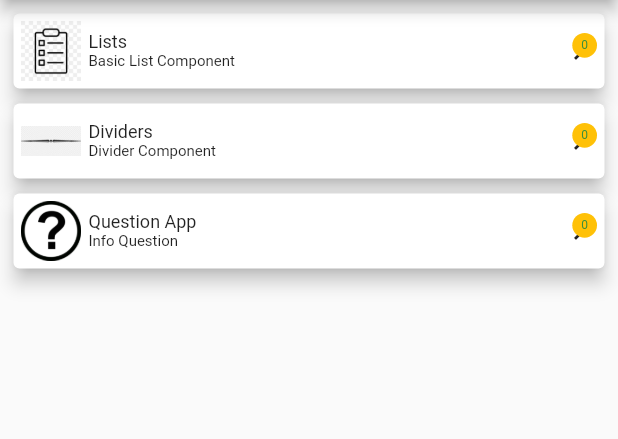
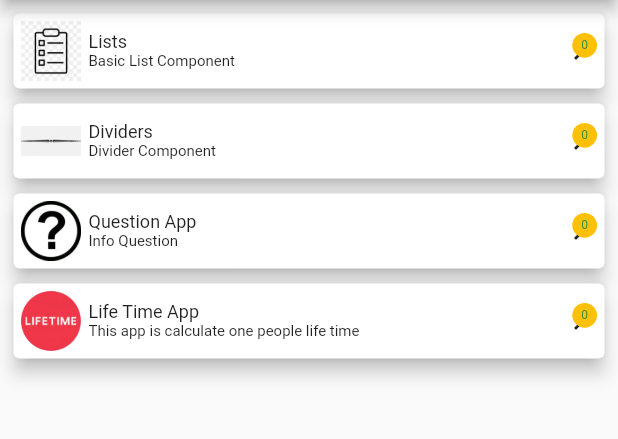
Before and after one commit to gurkay/my_widget_libs, a Flutter app: the screen it shows after launch, after a tap on the "navigate next" icon, on a phone screen of 412 x 824 dp, the part 84-523 px from its top. Run offline on Flutter 3.47's test engine with Material 2 defaults, Android fonts, the light colour scheme and no system bars; our stand-ins replace google_fonts; statements that could not run were skipped.

Commit message:
new codes

```diff
--- a/lib/controllers/base_initial_data.dart
+++ b/lib/controllers/base_initial_data.dart
@@ -12,7 +12,7 @@ class BaseInitialData extends Base {
   void load() {
     setQhasdata(false);
     try {
-      _numberClickList = [0, 0, 0];
+      setNumberClickList(-1);
       setModelComponent(modelComponent);
       setQhasdata(true);
     } catch (e) {
@@ -34,7 +34,14 @@ class BaseInitialData extends Base {
         case 2:
           _numberClickList[value] = _numberClickList[value] + 1;
           break;
+        case 3:
+          _numberClickList[value] = _numberClickList[value] + 1;
+          break;
+
         default:
+          _numberClickList = [0, 0, 0, 0, 0, 0, 0, 0, 0, 0, 0, 0, 0, 0, 0];
+
+          break;
       }
 
       setNhasdata(true);
--- a/lib/data/data_model_component.dart
+++ b/lib/data/data_model_component.dart
@@ -19,4 +19,10 @@ final List<ModelComponent> modelComponent = [
     'assets/icons/question.png',
     '/screen_question_app',
   ),
+  ModelComponent(
+    'Life Time App',
+    'This app is calculate one people life time',
+    'assets/icons/life_time.png',
+    '/screen_life_time_app',
+  ),
 ];
--- a/lib/route_generator.dart
+++ b/lib/route_generator.dart
@@ -4,6 +4,7 @@ import './screens/screen_list_component.dart';
 
 import './screens/screen_home_page.dart';
 import './screens/screen_question_app.dart';
+import './screens/screen_life_time_app.dart';
 
 class RouteGenerator {
   static Route<dynamic> generateRoute(RouteSettings settings) {
@@ -29,6 +30,11 @@ class RouteGenerator {
         return MaterialPageRoute(
           builder: (_) => const ScreenQuestionApp(),
         );
+      case '/screen_life_time_app':
+        print('settings.name::: ${settings.name}');
+        return MaterialPageRoute(
+          builder: (_) => const ScreenLifeTimeApp(),
+        );
       default:
         return _errorRoute();
     }
```
Also changed, not shown: lib/screens/screen_life_time_app.dart (added, +15 -0 lines), assets/icons/life_time.png (added).
